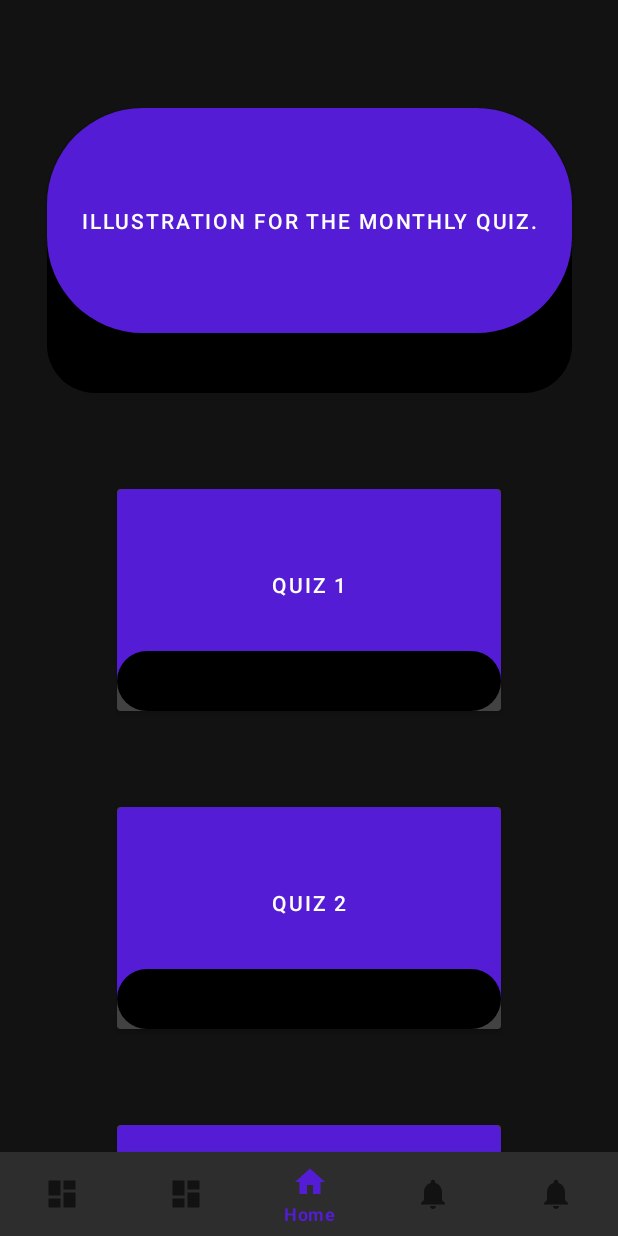
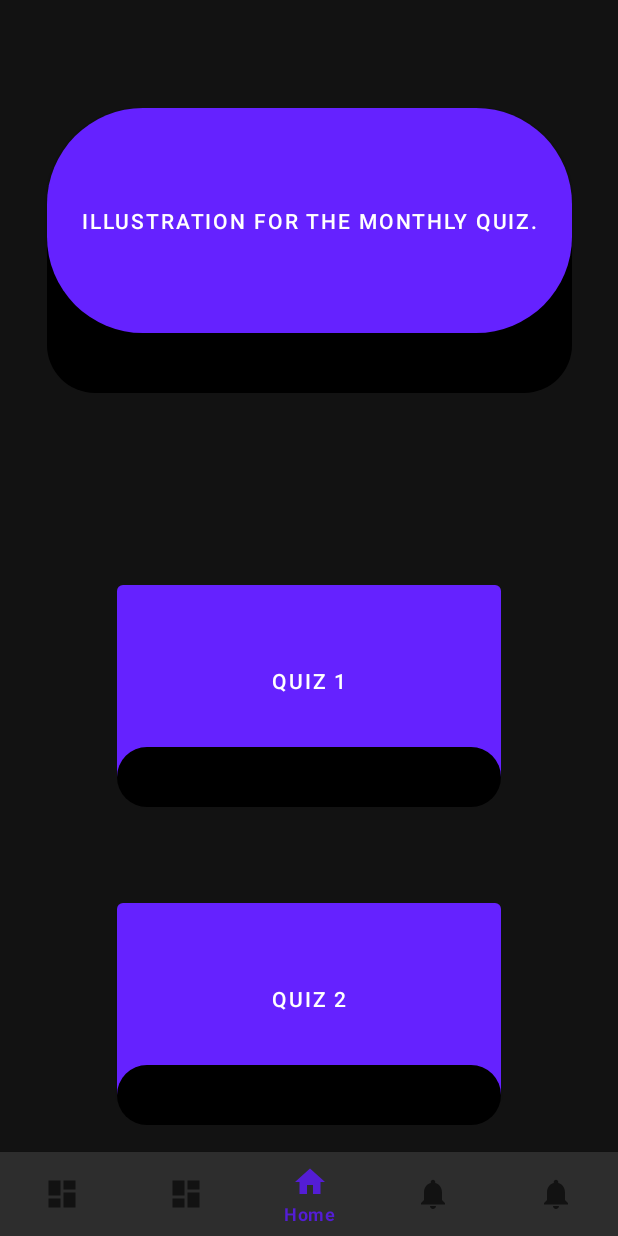
Before and after one commit to DUT-Info-Montreuil/SAE-4A---tbouchema-lbabouram-mdenis, an Android app: the screen it shows after launch (MainActivity), on a phone screen of 412 x 824 dp. Run offline under Robolectric (Android 15) with nearby library versions, the phone set to English and light mode, and no system bars; our stand-ins replace navigation-ui.

Commit message:
List now includes monthly quiz so layout is better now

```diff
--- a/App/app/src/main/java/com/palaref/saequiz/model/Quiz.java
+++ b/App/app/src/main/java/com/palaref/saequiz/model/QuizInfo.java
@@ -1,8 +1,6 @@
 package com.palaref.saequiz.model;
 
-import java.util.ArrayList;
-
-public class Quiz { // this class is the same as what we have in the database
+public class QuizInfo { // this class is the same as what we have in the database
     private int id;
     private String name;
     private String description;
@@ -12,7 +10,7 @@ public class Quiz { // this class is the same as what we have in the database
     private int numberOfFavorites;
     private String[] tags;
 
-    public Quiz(int id, String name, String description, int creatorId, String creationDate, String lastUpdateDate, int numberOfFavorites, String[] tags) {
+    public QuizInfo(int id, String name, String description, int creatorId, String creationDate, String lastUpdateDate, int numberOfFavorites, String[] tags) {
         this.id = id;
         this.name = name;
         this.description = description;
--- a/App/app/src/main/java/com/palaref/saequiz/ui/home/HomeFragment.java
+++ b/App/app/src/main/java/com/palaref/saequiz/ui/home/HomeFragment.java
@@ -26,7 +26,7 @@ public class HomeFragment extends Fragment {
         View root = binding.getRoot();
 
         RecyclerView recyclerView = binding.recyclerView;
-        QuizAdapter adapter = new QuizAdapter(getContext(), homeViewModel.getQuizzes().getValue());
+        QuizAdapter adapter = new QuizAdapter(getContext(), homeViewModel.getMonthlyQuiz().getValue(), homeViewModel.getQuizzes().getValue());
         recyclerView.setAdapter(adapter);
         recyclerView.setLayoutManager(new LinearLayoutManager(getContext()));
 
--- a/App/app/src/main/java/com/palaref/saequiz/ui/home/HomeViewModel.java
+++ b/App/app/src/main/java/com/palaref/saequiz/ui/home/HomeViewModel.java
@@ -1,34 +1,41 @@
 package com.palaref.saequiz.ui.home;
 
-import androidx.lifecycle.LiveData;
 import androidx.lifecycle.MutableLiveData;
 import androidx.lifecycle.ViewModel;
 
-import com.palaref.saequiz.model.Quiz;
+import com.palaref.saequiz.model.QuizInfo;
 
 import java.util.ArrayList;
 
 public class HomeViewModel extends ViewModel {
 
-    private MutableLiveData<ArrayList<Quiz>> quizzes;
+    private MutableLiveData<QuizInfo> monthlyQuiz;
+    private MutableLiveData<ArrayList<QuizInfo>> quizzes;
 
     public HomeViewModel() {
+        monthlyQuiz = new MutableLiveData<>();
+        monthlyQuiz.setValue(new QuizInfo(0, "Monthly Quiz", "Description 0", 0, "2021-01-01", "2021-01-01", 0, new String[]{"tag1", "tag2"}));
+
         quizzes = new MutableLiveData<>();
         quizzes.setValue(new ArrayList<>());
         addBunchOfQuizzes();
     }
 
-    public MutableLiveData<ArrayList<Quiz>> getQuizzes() {
+    public MutableLiveData<ArrayList<QuizInfo>> getQuizzes() {
         return quizzes;
     }
 
+    public MutableLiveData<QuizInfo> getMonthlyQuiz() {
+        return monthlyQuiz;
+    }
+
     public void addBunchOfQuizzes(){
-        quizzes.getValue().add(new Quiz(1, "Quiz 1", "Description 1", 1, "2021-01-01", "2021-01-01", 1, new String[]{"tag1", "tag2"}));
-        quizzes.getValue().add(new Quiz(2, "Quiz 2", "Description 2", 2, "2021-01-01", "2021-01-01", 2, new String[]{"tag1", "tag2"}));
-        quizzes.getValue().add(new Quiz(3, "Quiz 3", "Description 3", 3, "2021-01-01", "2021-01-01", 3, new String[]{"tag1", "tag2"}));
-        quizzes.getValue().add(new Quiz(4, "Quiz 4", "Description 4", 4, "2021-01-01", "2021-01-01", 4, new String[]{"tag1", "tag2"}));
-        quizzes.getValue().add(new Quiz(5, "Quiz 5", "Description 5", 5, "2021-01-01", "2021-01-01", 5, new String[]{"tag1", "tag2"}));
-        quizzes.getValue().add(new Quiz(6, "Quiz 6", "Description 6", 6, "2021-01-01", "2021-01-01", 6, new String[]{"tag1", "tag2"}));
-        quizzes.getValue().add(new Quiz(7, "Quiz 7", "Description 7", 7, "2021-01-01", "2021-01-01", 7, new String[]{"tag1", "tag2"}));
+        quizzes.getValue().add(new QuizInfo(1, "Quiz 1", "Description 1", 1, "2021-01-01", "2021-01-01", 1, new String[]{"tag1", "tag2"}));
+        quizzes.getValue().add(new QuizInfo(2, "Quiz 2", "Description 2", 2, "2021-01-01", "2021-01-01", 2, new String[]{"tag1", "tag2"}));
+        quizzes.getValue().add(new QuizInfo(3, "Quiz 3", "Description 3", 3, "2021-01-01", "2021-01-01", 3, new String[]{"tag1", "tag2"}));
+        quizzes.getValue().add(new QuizInfo(4, "Quiz 4", "Description 4", 4, "2021-01-01", "2021-01-01", 4, new String[]{"tag1", "tag2"}));
+        quizzes.getValue().add(new QuizInfo(5, "Quiz 5", "Description 5", 5, "2021-01-01", "2021-01-01", 5, new String[]{"tag1", "tag2"}));
+        quizzes.getValue().add(new QuizInfo(6, "Quiz 6", "Description 6", 6, "2021-01-01", "2021-01-01", 6, new String[]{"tag1", "tag2"}));
+        quizzes.getValue().add(new QuizInfo(7, "Quiz 7", "Description 7", 7, "2021-01-01", "2021-01-01", 7, new String[]{"tag1", "tag2"}));
     }
 }
--- a/App/app/src/main/java/com/palaref/saequiz/ui/home/QuizAdapter.java
+++ b/App/app/src/main/java/com/palaref/saequiz/ui/home/QuizAdapter.java
@@ -11,43 +11,65 @@ import androidx.annotation.NonNull;
 import androidx.recyclerview.widget.RecyclerView;
 
 import com.palaref.saequiz.R;
-import com.palaref.saequiz.model.Quiz;
+import com.palaref.saequiz.model.QuizInfo;
 
 import java.util.ArrayList;
 
-public class QuizAdapter extends RecyclerView.Adapter<QuizAdapter.QuizViewHolder> {
-    Context context;
-    ArrayList<Quiz> quizList;
+public class QuizAdapter extends RecyclerView.Adapter<RecyclerView.ViewHolder> {
+    private LayoutInflater inflater;
+    private ArrayList<QuizInfo> quizInfoList;
+
+    private static final int VIEW_TYPE_MONTHLY_QUIZ = 0;
+    private static final int VIEW_TYPE_QUIZ = 1;
 
 
-    public QuizAdapter(Context context, ArrayList<Quiz> quizList) {
+    public QuizAdapter(Context context, QuizInfo monthlyQuiz, ArrayList<QuizInfo> quizInfoList) {
         // This is where we initialize the adapter
-        this.context = context;
-        this.quizList = quizList;
-    }
+        this.inflater = LayoutInflater.from(context);
 
-
-    @NonNull
-    @Override
-    public QuizViewHolder onCreateViewHolder(@NonNull ViewGroup parent, int viewType) {
-        // This is where we inflate the view and return the view holder
-        LayoutInflater inflater = LayoutInflater.from(context);
-        View view = inflater.inflate(R.layout.quiz_button_view, parent, false);
-
-        return new QuizAdapter.QuizViewHolder(view);
+        // We add the monthly quiz to the list in the first position
+        this.quizInfoList = new ArrayList<>();
+        this.quizInfoList.add(monthlyQuiz);
+        this.quizInfoList.addAll(quizInfoList);
     }
 
     @Override
-    public void onBindViewHolder(@NonNull QuizViewHolder holder, int position) {
-        // This is where we update the view holder with the data
-        holder.mainButton.setText(quizList.get(position).getName());
-        // bind the data to the view holder
+    public int getItemViewType(int position) {
+        if (position == 0) { // If the position is 0, we return the monthly button
+            return VIEW_TYPE_MONTHLY_QUIZ;
+        } else { // Otherwise, we return the normal button
+            return VIEW_TYPE_QUIZ;
+        }
+    }
+
+    @Override
+    public RecyclerView.ViewHolder onCreateViewHolder(ViewGroup parent, int viewType) {
+        if (viewType == VIEW_TYPE_MONTHLY_QUIZ) {
+            View view = inflater.inflate(R.layout.monthly_quiz_button_view, parent, false);
+            return new MonthlyQuizViewHolder(view);
+        } else {
+            View view = inflater.inflate(R.layout.quiz_button_view, parent, false);
+            return new QuizViewHolder(view);
+        }
+    }
+
+    @Override
+    public void onBindViewHolder(@NonNull RecyclerView.ViewHolder holder, int position) {
+        if (holder instanceof MonthlyQuizViewHolder) {
+            // Bind monthly button layout
+
+        } else {
+            QuizInfo quizInfo = quizInfoList.get(position);
+            QuizViewHolder quizViewHolder = (QuizViewHolder) holder;
+            quizViewHolder.mainButton.setText(quizInfo.getName());
+            // Bind button layout
+        }
     }
 
     @Override
     public int getItemCount() {
         // This is where we return the number of items in the list
-        return quizList.size();
+        return quizInfoList.size();
     }
 
     public static class QuizViewHolder extends RecyclerView.ViewHolder {
@@ -63,4 +85,9 @@ public class QuizAdapter extends RecyclerView.Adapter<QuizAdapter.QuizViewHolder
             mainButton = itemView.findViewById(R.id.main_button);
         }
     }
+    private static class MonthlyQuizViewHolder extends RecyclerView.ViewHolder {
+        MonthlyQuizViewHolder(View itemView) {
+            super(itemView);
+        }
+    }
 }
--- a/App/app/src/main/res/layout/fragment_home.xml
+++ b/App/app/src/main/res/layout/fragment_home.xml
@@ -8,36 +8,6 @@
     tools:context=".ui.home.HomeFragment"
     android:orientation="vertical">
 
-
-        <androidx.constraintlayout.widget.ConstraintLayout
-            android:layout_width="match_parent"
-            android:layout_height="wrap_content"
-            android:paddingTop="16dp"
-            android:layout_marginBottom="64dp">
-
-            <ImageView
-                android:id="@+id/monthly_quiz_illustration"
-                android:layout_width="350dp"
-                android:layout_height="140dp"
-                android:layout_marginBottom="-40dp"
-                android:contentDescription="@string/monthly_quiz_illustration"
-                android:src="@drawable/home_quiz_bar_shape"
-                app:layout_constraintBottom_toBottomOf="@+id/monthly_quiz_button"
-                app:layout_constraintEnd_toEndOf="@+id/monthly_quiz_button"
-                app:layout_constraintStart_toStartOf="@+id/monthly_quiz_button" />
-
-            <Button
-                android:id="@+id/monthly_quiz_button"
-                android:layout_width="350dp"
-                android:layout_height="150dp"
-                android:background="@drawable/home_monthlyquiz_shape"
-                android:text="@string/monthly_quiz_illustration"
-                app:layout_constraintEnd_toEndOf="parent"
-                app:layout_constraintStart_toStartOf="parent"
-                app:layout_constraintTop_toTopOf="parent" />
-
-        </androidx.constraintlayout.widget.ConstraintLayout>
-
         <androidx.recyclerview.widget.RecyclerView
             android:layout_width="match_parent"
             android:layout_height="wrap_content"
--- /dev/null
+++ b/App/app/src/main/res/layout/monthly_quiz_button_view.xml
@@ -0,0 +1,40 @@
+<?xml version="1.0" encoding="utf-8"?>
+<androidx.constraintlayout.widget.ConstraintLayout xmlns:android="http://schemas.android.com/apk/res/android"
+    xmlns:app="http://schemas.android.com/apk/res-auto"
+    xmlns:tools="http://schemas.android.com/tools"
+    android:layout_width="match_parent"
+    android:layout_height="wrap_content"
+    android:paddingBottom="128dp">
+
+
+    <androidx.constraintlayout.widget.ConstraintLayout
+        android:layout_width="match_parent"
+        android:layout_height="wrap_content"
+        android:paddingTop="16dp"
+        app:layout_constraintEnd_toEndOf="parent"
+        app:layout_constraintStart_toStartOf="parent"
+        app:layout_constraintTop_toTopOf="parent">
+
+        <ImageView
+            android:id="@+id/monthly_quiz_illustration"
+            android:layout_width="350dp"
+            android:layout_height="140dp"
+            android:layout_marginBottom="-40dp"
+            android:contentDescription="@string/monthly_quiz_illustration"
+            android:src="@drawable/home_quiz_bar_shape"
+            app:layout_constraintBottom_toBottomOf="@+id/monthly_quiz_button"
+            app:layout_constraintEnd_toEndOf="@+id/monthly_quiz_button"
+            app:layout_constraintStart_toStartOf="@+id/monthly_quiz_button" />
+
+        <Button
+            android:id="@+id/monthly_quiz_button"
+            android:layout_width="350dp"
+            android:layout_height="150dp"
+            android:background="@drawable/home_monthlyquiz_shape"
+            android:text="@string/monthly_quiz_illustration"
+            app:layout_constraintEnd_toEndOf="parent"
+            app:layout_constraintStart_toStartOf="parent"
+            app:layout_constraintTop_toTopOf="parent" />
+
+    </androidx.constraintlayout.widget.ConstraintLayout>
+</androidx.constraintlayout.widget.ConstraintLayout>
--- a/App/app/src/main/res/layout/quiz_button_view.xml
+++ b/App/app/src/main/res/layout/quiz_button_view.xml
@@ -3,16 +3,9 @@
     xmlns:app="http://schemas.android.com/apk/res-auto"
     xmlns:tools="http://schemas.android.com/tools"
     android:layout_width="match_parent"
-    android:layout_height="wrap_content">
+    android:layout_height="wrap_content"
+    android:paddingBottom="64dp">
 
-    <androidx.cardview.widget.CardView
-        android:layout_width="wrap_content"
-        android:layout_height="wrap_content"
-        app:layout_constraintBottom_toBottomOf="parent"
-        app:layout_constraintEnd_toEndOf="parent"
-        app:layout_constraintStart_toStartOf="parent"
-        app:layout_constraintTop_toTopOf="parent"
-        android:layout_marginBottom="64dp">
 
         <androidx.constraintlayout.widget.ConstraintLayout
             android:layout_width="match_parent"
@@ -40,5 +33,4 @@
                 app:layout_constraintTop_toTopOf="parent" />
 
         </androidx.constraintlayout.widget.ConstraintLayout>
-    </androidx.cardview.widget.CardView>
 </androidx.constraintlayout.widget.ConstraintLayout>
```
